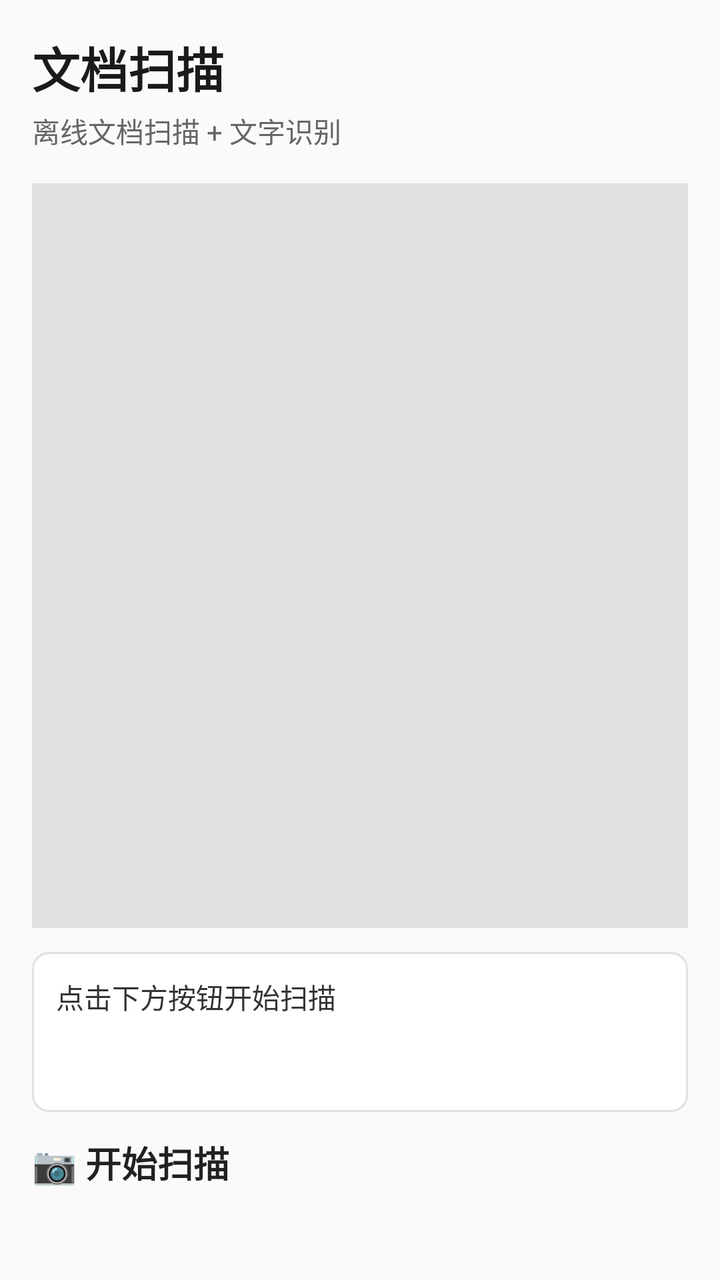
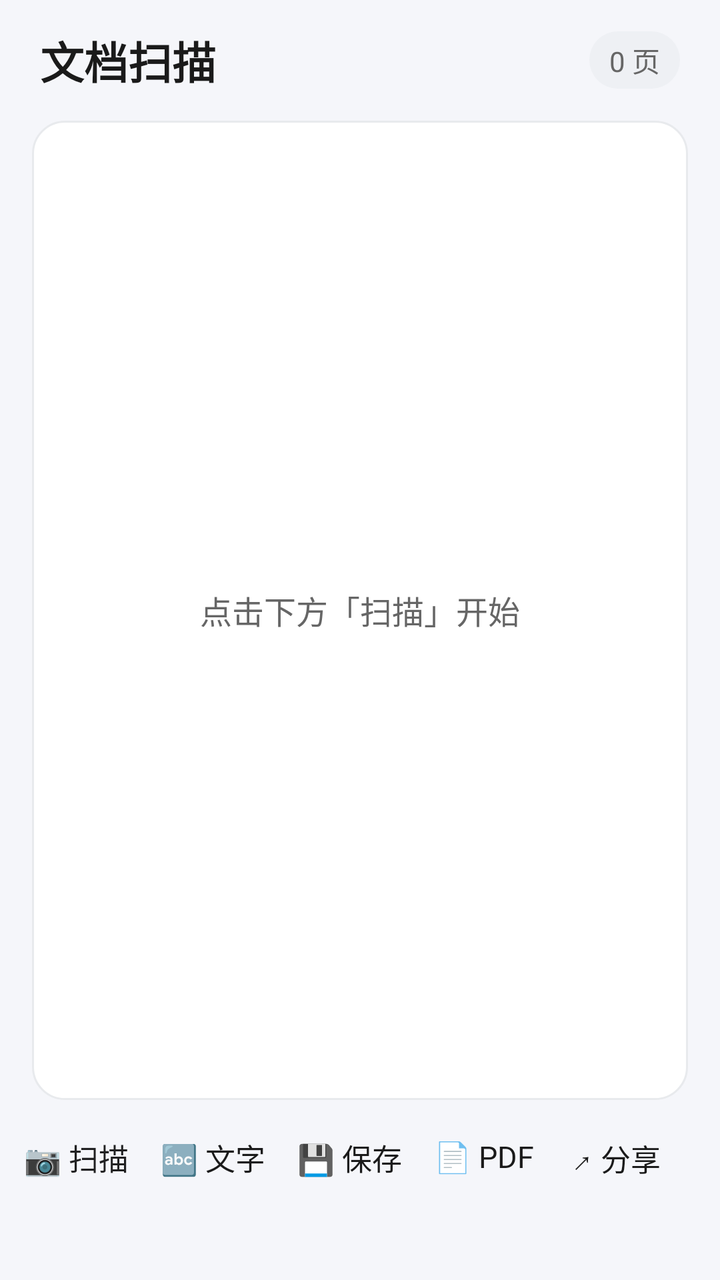

The first picture is an Android layout as it rendered before a commit; the second is the same layout after the commit. The layout source and the unified diff follow.
<!-- AndroidManifest.xml: application theme Theme.DocScanner -->
<!-- res/layout/activity_main.xml -->
<?xml version="1.0" encoding="utf-8"?>
<LinearLayout xmlns:android="http://schemas.android.com/apk/res/android"
    xmlns:app="http://schemas.android.com/apk/res-auto"
    xmlns:tools="http://schemas.android.com/tools"
    android:layout_width="match_parent"
    android:layout_height="match_parent"
    android:orientation="vertical"
    android:padding="16dp"
    android:background="#FAFAFA"
    tools:context=".ui.MainActivity">

    <TextView
        android:layout_width="wrap_content"
        android:layout_height="wrap_content"
        android:text="文档扫描"
        android:textSize="24sp"
        android:textStyle="bold"
        android:textColor="#1A1A1A" />

    <TextView
        android:layout_width="wrap_content"
        android:layout_height="wrap_content"
        android:text="离线文档扫描 + 文字识别"
        android:textSize="14sp"
        android:textColor="#666666"
        android:layout_marginTop="4dp" />

    <ImageView
        android:id="@+id/image_preview"
        android:layout_width="match_parent"
        android:layout_height="0dp"
        android:layout_weight="1"
        android:layout_marginTop="16dp"
        android:scaleType="centerCrop"
        android:background="#E0E0E0"
        android:contentDescription="扫描预览" />

    <TextView
        android:id="@+id/text_result"
        android:layout_width="match_parent"
        android:layout_height="wrap_content"
        android:minHeight="80dp"
        android:padding="12dp"
        android:layout_marginTop="12dp"
        android:background="@drawable/result_background"
        android:text="点击下方按钮开始扫描"
        android:textSize="14sp"
        android:textColor="#333333"
        android:lineSpacingExtra="4dp" />

    <ProgressBar
        android:id="@+id/progress_bar"
        android:layout_width="wrap_content"
        android:layout_height="wrap_content"
        android:layout_gravity="center_horizontal"
        android:layout_marginTop="8dp"
        android:visibility="gone" />

    <Button
        android:id="@+id/btn_scan"
        android:layout_width="match_parent"
        android:layout_height="56dp"
        android:layout_marginTop="12dp"
        android:text="📷 开始扫描"
        android:textSize="18sp"
        android:textStyle="bold"
        android:backgroundTint="#007AFF" />

    <Button
        android:id="@+id/btn_ocr"
        android:layout_width="match_parent"
        android:layout_height="48dp"
        android:layout_marginTop="8dp"
        android:text="🔤 识别文字"
        android:textSize="16sp"
        android:visibility="gone"
        android:backgroundTint="#E8E8E8"
        android:textColor="#333333" />

    <Button
        android:id="@+id/btn_save"
        android:layout_width="match_parent"
        android:layout_height="48dp"
        android:layout_marginTop="8dp"
        android:text="💾 保存图片"
        android:textSize="16sp"
        android:visibility="gone"
        android:backgroundTint="#E8E8E8"
        android:textColor="#333333" />

</LinearLayout>
<!-- resources referenced by this layout -->
<resources>
  <!-- drawable result_background (drawable) -->
  <?xml version="1.0" encoding="utf-8"?>
  <shape xmlns:android="http://schemas.android.com/apk/res/android"
      android:shape="rectangle">
      <solid android:color="#FFFFFF" />
      <corners android:radius="8dp" />
      <stroke android:width="1dp" android:color="#E0E0E0" />
  </shape>
  <style name="Theme.DocScanner" parent="android:Theme.Material.Light.NoActionBar">
          <item name="android:colorPrimary">@color/primary</item>
          <item name="android:colorPrimaryDark">@color/primary_dark</item>
          <item name="android:colorAccent">@color/accent</item>
          <item name="android:statusBarColor">@color/primary</item>
          <item name="android:navigationBarColor">@color/white</item>
      </style>
  <color name="primary">#007AFF</color>
  <color name="primary_dark">#0056B3</color>
  <color name="accent">#FF9500</color>
  <color name="white">#FFFFFF</color>
</resources>

<!-- the commit's change to res/layout/activity_main.xml (unified diff, before → after) -->
@@ -1,91 +1,172 @@
 <?xml version="1.0" encoding="utf-8"?>
 <LinearLayout xmlns:android="http://schemas.android.com/apk/res/android"
-    xmlns:app="http://schemas.android.com/apk/res-auto"
     xmlns:tools="http://schemas.android.com/tools"
     android:layout_width="match_parent"
     android:layout_height="match_parent"
     android:orientation="vertical"
-    android:padding="16dp"
-    android:background="#FAFAFA"
+    android:background="@color/bg"
     tools:context=".ui.MainActivity">
 
-    <TextView
-        android:layout_width="wrap_content"
+    
+    <LinearLayout
+        android:layout_width="match_parent"
         android:layout_height="wrap_content"
-        android:text="文档扫描"
-        android:textSize="24sp"
-        android:textStyle="bold"
-        android:textColor="#1A1A1A" />
+        android:orientation="horizontal"
+        android:gravity="center_vertical"
+        android:paddingStart="20dp"
+        android:paddingEnd="20dp"
+        android:paddingTop="14dp"
+        android:paddingBottom="14dp">
 
-    <TextView
-        android:layout_width="wrap_content"
-        android:layout_height="wrap_content"
-        android:text="离线文档扫描 + 文字识别"
-        android:textSize="14sp"
-        android:textColor="#666666"
-        android:layout_marginTop="4dp" />
+        <TextView
+            android:layout_width="0dp"
+            android:layout_height="wrap_content"
+            android:layout_weight="1"
+            android:text="@string/app_name"
+            android:textSize="22sp"
+            android:textStyle="bold"
+            android:textColor="@color/text_primary" />
 
-    <ImageView
-        android:id="@+id/image_preview"
+        <TextView
+            android:id="@+id/page_count"
+            android:layout_width="wrap_content"
+            android:layout_height="wrap_content"
+            android:text="0 页"
+            android:textSize="14sp"
+            android:textColor="@color/text_secondary"
+            android:background="@drawable/page_count_bg"
+            android:paddingStart="10dp"
+            android:paddingEnd="10dp"
+            android:paddingTop="4dp"
+            android:paddingBottom="4dp" />
+    </LinearLayout>
+
+    
+    <FrameLayout
         android:layout_width="match_parent"
         android:layout_height="0dp"
         android:layout_weight="1"
-        android:layout_marginTop="16dp"
-        android:scaleType="centerCrop"
-        android:background="#E0E0E0"
-        android:contentDescription="扫描预览" />
+        android:layout_marginStart="16dp"
+        android:layout_marginEnd="16dp"
+        android:layout_marginBottom="10dp"
+        android:background="@drawable/preview_frame">
 
-    <TextView
-        android:id="@+id/text_result"
+        <ImageView
+            android:id="@+id/main_image"
+            android:layout_width="match_parent"
+            android:layout_height="match_parent"
+            android:scaleType="fitCenter"
+            android:padding="8dp"
+            android:contentDescription="扫描预览" />
+
+        <TextView
+            android:id="@+id/hint"
+            android:layout_width="wrap_content"
+            android:layout_height="wrap_content"
+            android:layout_gravity="center"
+            android:text="@string/hint_no_page"
+            android:textSize="16sp"
+            android:textColor="@color/text_secondary" />
+    </FrameLayout>
+
+    
+    <HorizontalScrollView
+        android:id="@+id/page_strip"
         android:layout_width="match_parent"
         android:layout_height="wrap_content"
-        android:minHeight="80dp"
-        android:padding="12dp"
-        android:layout_marginTop="12dp"
-        android:background="@drawable/result_background"
-        android:text="点击下方按钮开始扫描"
-        android:textSize="14sp"
-        android:textColor="#333333"
-        android:lineSpacingExtra="4dp" />
+        android:layout_marginBottom="8dp"
+        android:scrollbars="none"
+        android:visibility="gone">
+
+        <LinearLayout
+            android:id="@+id/page_strip_inner"
+            android:layout_width="wrap_content"
+            android:layout_height="wrap_content"
+            android:orientation="horizontal"
+            android:paddingStart="16dp"
+            android:paddingEnd="16dp" />
+    </HorizontalScrollView>
+
+    
+    <LinearLayout
+        android:id="@+id/filter_row"
+        android:layout_width="match_parent"
+        android:layout_height="wrap_content"
+        android:orientation="horizontal"
+        android:gravity="center"
+        android:paddingTop="8dp"
+        android:paddingBottom="8dp"
+        android:visibility="gone" />
 
     <ProgressBar
-        android:id="@+id/progress_bar"
+        android:id="@+id/progress"
         android:layout_width="wrap_content"
         android:layout_height="wrap_content"
         android:layout_gravity="center_horizontal"
-        android:layout_marginTop="8dp"
         android:visibility="gone" />
 
-    <Button
-        android:id="@+id/btn_scan"
+    
+    <LinearLayout
         android:layout_width="match_parent"
-        android:layout_height="56dp"
-        android:layout_marginTop="12dp"
-        android:text="📷 开始扫描"
-        android:textSize="18sp"
-        android:textStyle="bold"
-        android:backgroundTint="#007AFF" />
+        android:layout_height="wrap_content"
+        android:orientation="horizontal"
+        android:gravity="center"
+        android:paddingTop="8dp"
+        android:paddingBottom="20dp"
+        android:layout_marginHorizontal="12dp">
 
-    <Button
-        android:id="@+id/btn_ocr"
-        android:layout_width="match_parent"
-        android:layout_height="48dp"
-        android:layout_marginTop="8dp"
-        android:text="🔤 识别文字"
-        android:textSize="16sp"
-        android:visibility="gone"
-        android:backgroundTint="#E8E8E8"
-        android:textColor="#333333" />
+        <Button
+            android:id="@+id/btn_scan"
+            android:layout_width="0dp"
+            android:layout_height="52dp"
+            android:layout_weight="1"
+            android:layout_marginEnd="6dp"
+            android:text="@string/scan"
+            android:textSize="15sp"
+            android:backgroundTint="@color/primary" />
 
-    <Button
-        android:id="@+id/btn_save"
-        android:layout_width="match_parent"
-        android:layout_height="48dp"
-        android:layout_marginTop="8dp"
-        android:text="💾 保存图片"
-        android:textSize="16sp"
-        android:visibility="gone"
-        android:backgroundTint="#E8E8E8"
-        android:textColor="#333333" />
+        <Button
+            android:id="@+id/btn_ocr"
+            android:layout_width="0dp"
+            android:layout_height="52dp"
+            android:layout_weight="1"
+            android:layout_marginEnd="6dp"
+            android:text="@string/ocr"
+            android:textSize="15sp"
+            android:backgroundTint="@color/chip_bg"
+            android:textColor="@color/text_primary" />
+
+        <Button
+            android:id="@+id/btn_save"
+            android:layout_width="0dp"
+            android:layout_height="52dp"
+            android:layout_weight="1"
+            android:layout_marginEnd="6dp"
+            android:text="@string/save"
+            android:textSize="15sp"
+            android:backgroundTint="@color/chip_bg"
+            android:textColor="@color/text_primary" />
+
+        <Button
+            android:id="@+id/btn_pdf"
+            android:layout_width="0dp"
+            android:layout_height="52dp"
+            android:layout_weight="1"
+            android:layout_marginEnd="6dp"
+            android:text="@string/pdf"
+            android:textSize="15sp"
+            android:backgroundTint="@color/chip_bg"
+            android:textColor="@color/text_primary" />
+
+        <Button
+            android:id="@+id/btn_share"
+            android:layout_width="0dp"
+            android:layout_height="52dp"
+            android:layout_weight="1"
+            android:text="@string/share"
+            android:textSize="15sp"
+            android:backgroundTint="@color/chip_bg"
+            android:textColor="@color/text_primary" />
+    </LinearLayout>
 
 </LinearLayout>
<!-- resource entries referenced after the edit -->
@@ -1,13 +1,30 @@
 <!-- resources referenced by this layout -->
 <resources>
-  <!-- drawable result_background (drawable) -->
+  <color name="bg">#F5F6FA</color>
+  <color name="chip_bg">#EEF0F4</color>
+  <color name="primary">#1A73E8</color>
+  <color name="text_primary">#1A1A1A</color>
+  <color name="text_secondary">#666666</color>
+  <!-- drawable page_count_bg (drawable) -->
   <?xml version="1.0" encoding="utf-8"?>
-  <shape xmlns:android="http://schemas.android.com/apk/res/android"
-      android:shape="rectangle">
-      <solid android:color="#FFFFFF" />
-      <corners android:radius="8dp" />
-      <stroke android:width="1dp" android:color="#E0E0E0" />
+  <shape xmlns:android="http://schemas.android.com/apk/res/android">
+      <solid android:color="@color/chip_bg" />
+      <corners android:radius="20dp" />
   </shape>
+  <!-- drawable preview_frame (drawable) -->
+  <?xml version="1.0" encoding="utf-8"?>
+  <shape xmlns:android="http://schemas.android.com/apk/res/android">
+      <solid android:color="@color/white" />
+      <corners android:radius="16dp" />
+      <stroke android:width="1dp" android:color="@color/divider" />
+  </shape>
+  <string name="app_name">文档扫描</string>
+  <string name="hint_no_page">点击下方「扫描」开始</string>
+  <string name="ocr">🔤 文字</string>
+  <string name="pdf">📄 PDF</string>
+  <string name="save">💾 保存</string>
+  <string name="scan">📷 扫描</string>
+  <string name="share">↗ 分享</string>
   <style name="Theme.DocScanner" parent="android:Theme.Material.Light.NoActionBar">
           <item name="android:colorPrimary">@color/primary</item>
           <item name="android:colorPrimaryDark">@color/primary_dark</item>
@@ -15,9 +32,9 @@
           <item name="android:statusBarColor">@color/primary</item>
           <item name="android:navigationBarColor">@color/white</item>
       </style>
-  <color name="primary">#007AFF</color>
-  <color name="primary_dark">#0056B3</color>
-  <color name="accent">#FF9500</color>
   <color name="white">#FFFFFF</color>
+  <color name="divider">#E8EAED</color>
+  <color name="primary_dark">#0D5BD1</color>
+  <color name="accent">#34A853</color>
 </resources>
 
